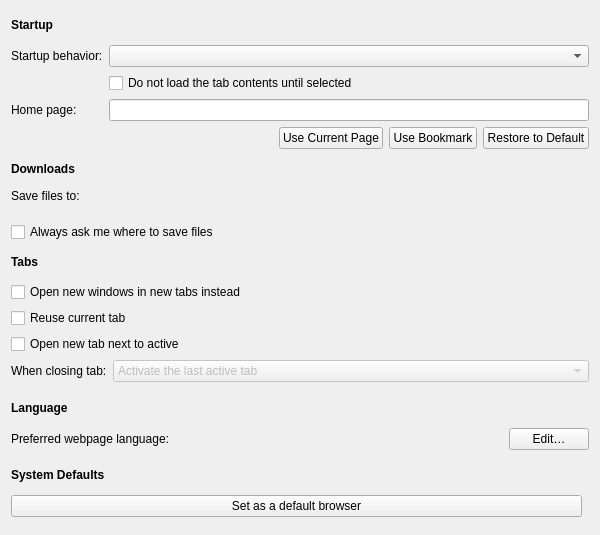
The window that src/modules/windows/preferences/GeneralPreferencesPage.ui (OtterBrowser/otter-browser) describes before a commit, drawn with Qt 5.
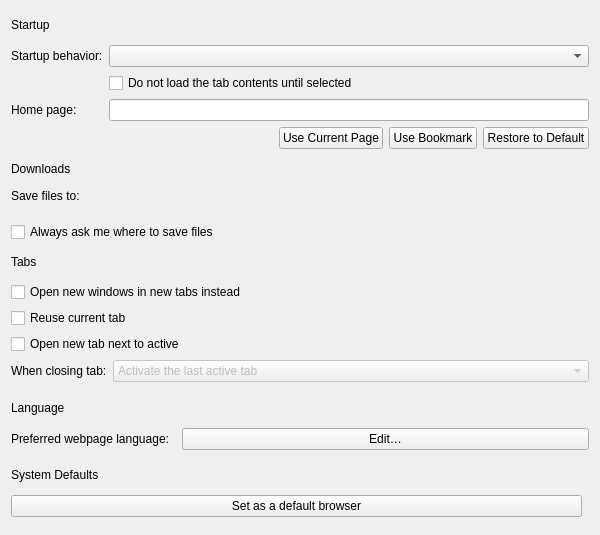
The same window after the commit. Custom widgets are drawn as their Qt base class.

Commit message: Switch to HeaderWidget

Diff of the .ui file:
```diff
--- a/src/modules/windows/preferences/GeneralPreferencesPage.ui
+++ b/src/modules/windows/preferences/GeneralPreferencesPage.ui
@@ -12,13 +12,7 @@
   </property>
   <layout class="QVBoxLayout" name="verticalLayout">
    <item>
-    <widget class="QLabel" name="startupHeader">
-     <property name="font">
-      <font>
-       <weight>75</weight>
-       <bold>true</bold>
-      </font>
-     </property>
+    <widget class="Otter::HeaderWidget" name="startupHeaderWidget">
      <property name="text">
       <string>Startup</string>
      </property>
@@ -97,13 +91,7 @@
     </layout>
    </item>
    <item>
-    <widget class="QLabel" name="downloadsHeader">
-     <property name="font">
-      <font>
-       <weight>75</weight>
-       <bold>true</bold>
-      </font>
-     </property>
+    <widget class="Otter::HeaderWidget" name="downloadsHeaderWidget">
      <property name="text">
       <string>Downloads</string>
      </property>
@@ -137,13 +125,7 @@
     </widget>
    </item>
    <item>
-    <widget class="QLabel" name="tabsHeader">
-     <property name="font">
-      <font>
-       <weight>75</weight>
-       <bold>true</bold>
-      </font>
-     </property>
+    <widget class="Otter::HeaderWidget" name="tabsHeaderWidget">
      <property name="text">
       <string>Tabs</string>
      </property>
@@ -207,13 +189,7 @@
     </layout>
    </item>
    <item>
-    <widget class="QLabel" name="languageHeader">
-     <property name="font">
-      <font>
-       <weight>75</weight>
-       <bold>true</bold>
-      </font>
-     </property>
+    <widget class="Otter::HeaderWidget" name="languageHeaderWidget">
      <property name="text">
       <string>Language</string>
      </property>
@@ -238,12 +214,6 @@
          <property name="orientation">
           <enum>Qt::Horizontal</enum>
          </property>
-         <property name="sizeHint" stdset="0">
-          <size>
-           <width>40</width>
-           <height>20</height>
-          </size>
-         </property>
         </spacer>
        </item>
        <item>
@@ -258,13 +228,7 @@
     </layout>
    </item>
    <item>
-    <widget class="QLabel" name="systemDefaultsHeader">
-     <property name="font">
-      <font>
-       <weight>75</weight>
-       <bold>true</bold>
-      </font>
-     </property>
+    <widget class="Otter::HeaderWidget" name="systemDefaultsHeaderWidget">
      <property name="text">
       <string>System Defaults</string>
      </property>
@@ -307,6 +271,11 @@
    <header>src/ui/FilePathWidget.h</header>
    <container>1</container>
   </customwidget>
+  <customwidget>
+   <class>Otter::HeaderWidget</class>
+   <extends>QLabel</extends>
+   <header>src/ui/HeaderWidget.h</header>
+  </customwidget>
   <customwidget>
    <class>Otter::LineEditWidget</class>
    <extends>QLineEdit</extends>
```
The commit also changes 2 other files.
